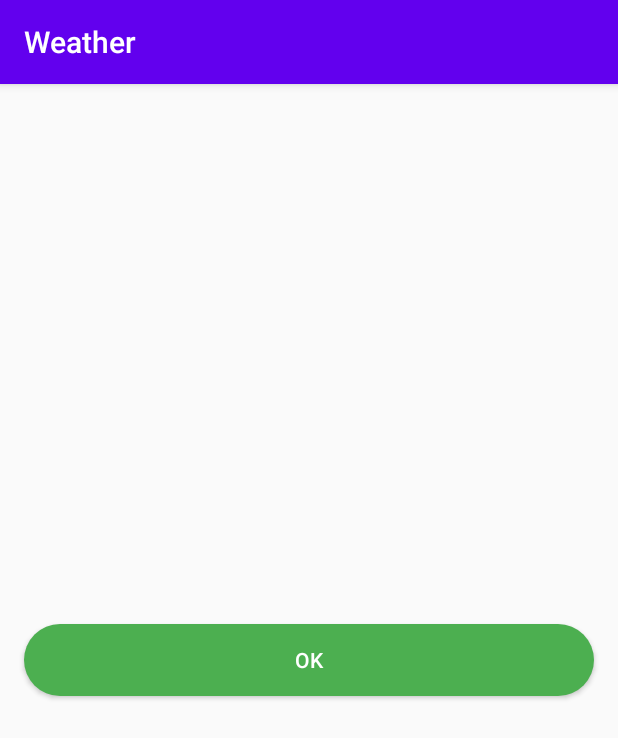
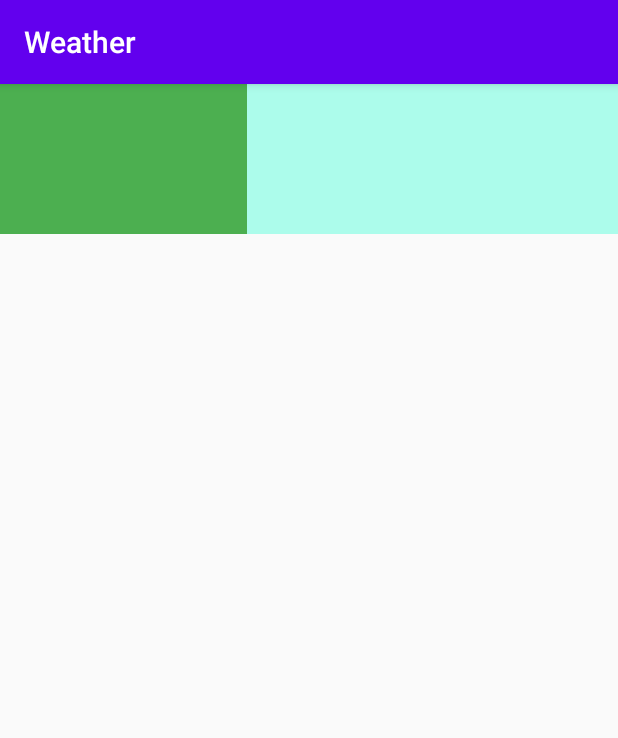
Before and after one commit to KMN24/Weather, an Android app: the screen it shows after launch (MainActivity), on a phone screen of 412 x 824 dp. Shown: the top 738 px of the screen. Run offline under Robolectric (Android 15) with nearby library versions, the phone set to English and light mode, and no system bars.

Commit message:
lenear layout 28 lesson

```diff
--- a/app/src/main/java/kg/kmn/weather/MainActivity.kt
+++ b/app/src/main/java/kg/kmn/weather/MainActivity.kt
@@ -12,10 +12,7 @@ class MainActivity : AppCompatActivity() {
         super.onCreate(savedInstanceState)
         setContentView(R.layout.activity_main)
 
-        mAcceptBtn = findViewById(R.id.btn_ok)
-        mAcceptBtn.setOnClickListener{
-            Toast.makeText(this, getString(R.string.greeting), Toast.LENGTH_SHORT).show()
-        }
+
 
     }
 }
--- a/app/src/main/res/layout/activity_main.xml
+++ b/app/src/main/res/layout/activity_main.xml
@@ -4,18 +4,20 @@
     xmlns:tools="http://schemas.android.com/tools"
     android:layout_width="match_parent"
     android:layout_height="match_parent"
-    android:gravity="center"
-    android:orientation="vertical"
+    android:orientation="horizontal"
+    android:weightSum="5"
     tools:context=".MainActivity">
 
-    <Button
-        android:id="@+id/btn_ok"
-        android:layout_width="match_parent"
-        android:textColor="@color/white"
-        android:background="@drawable/selector_btn_rounded"
-        android:enabled="true"
-        android:layout_height="wrap_content"
-        android:layout_margin="16dp"
-        android:text="@string/ok" />
+    <View
+        android:layout_weight="2"
+        android:layout_width="0dp"
+        android:layout_height="100dp"
+        android:background="@color/green"/>
+    <View
+        android:layout_weight="3"
+        android:layout_width="0dp"
+        android:layout_height="100dp"
+        android:background="@color/green_light"/>
+
 
 </LinearLayout>
```
